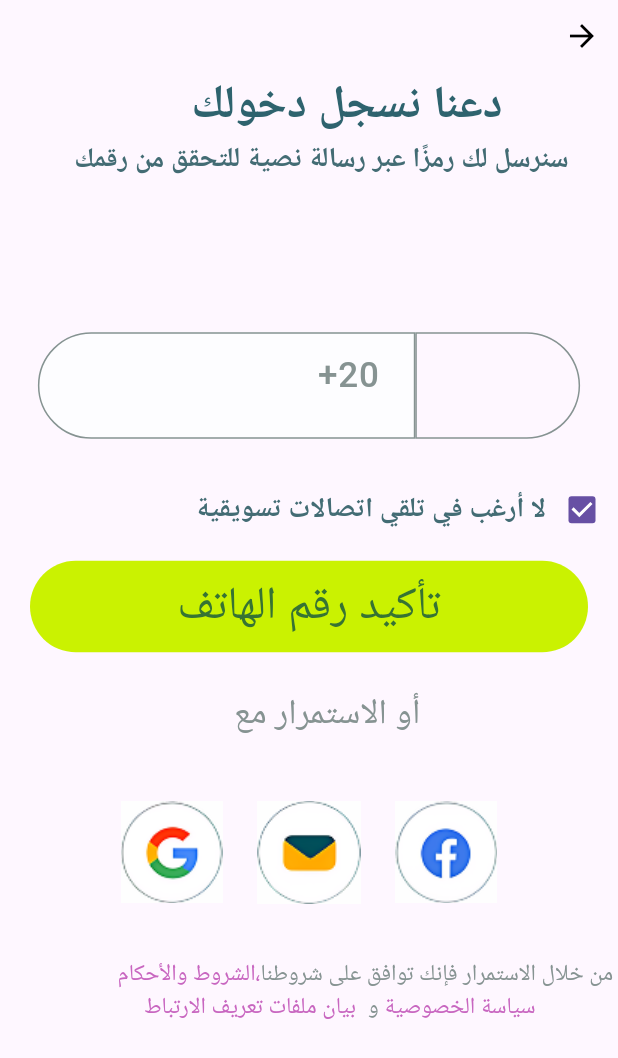
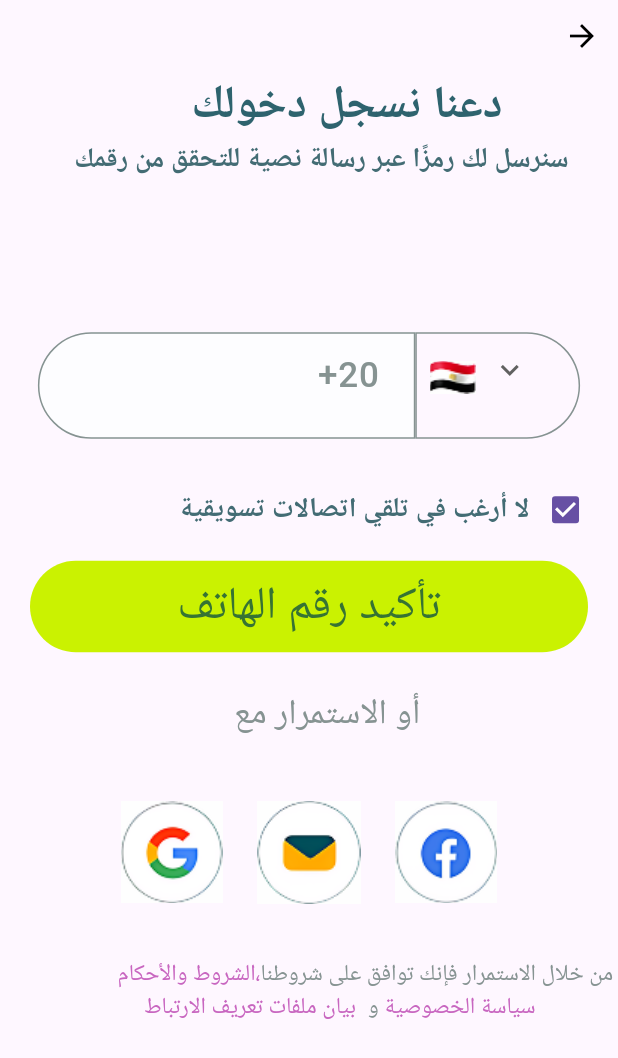
Before and after one commit to Lamiaa21-3/Ahdaitak, a Flutter app: the screen it shows after launch, on a phone screen of 412 x 824 dp. Shown: the top 1058 px of the screen. Run offline on Flutter 3.47's test engine with Material 3 defaults, Android fonts, the phone set to English and light mode, and no system bars; our stand-ins replace flutter_screenutil, get_it.

Commit message:
login ui done

```diff
--- a/lib/core/widgets/row_number_field.dart
+++ b/lib/core/widgets/row_number_field.dart
@@ -3,9 +3,16 @@ import 'package:flutter_screenutil/flutter_screenutil.dart';
 
 import '../theming/color.dart';
 import 'app_text_form_field.dart';
+const List<String> list = <String>['assets/images/eygpt.png', 'Two', 'Three', 'Four'];
+class RowNumberField extends StatefulWidget {
+  const RowNumberField({super.key});
 
-class RowNumberField extends StatelessWidget {
-  const RowNumberField({super.key});
+  @override
+  State<RowNumberField> createState() => _RowNumberFieldState();
+}
+
+class _RowNumberFieldState extends State<RowNumberField> {
+  String dropdownValue = list.first;
 
   @override
   Widget build(BuildContext context) {
@@ -25,6 +32,32 @@ class RowNumberField extends StatelessWidget {
               ),
               border: Border.all(color: ColorManager.grey,width: 1,),
             ),
+            child: DropdownButton<String>(
+              value: dropdownValue,
+              icon: const Icon(Icons.keyboard_arrow_down),
+              elevation: 16,
+              underline: Container(height: 0, color: Colors.white),
+              onChanged: (String? value) {
+                setState(() {
+                  dropdownValue = value!;
+                });
+              },
+              items: list.map<DropdownMenuItem<String>>((String value) {
+                // Check if value looks like an image path
+                bool isImage = value.endsWith('.png') || value.endsWith('.jpg') || value.endsWith('.jpeg');
+
+                return DropdownMenuItem<String>(
+                  value: value,
+                  child: Padding(
+                    padding: const EdgeInsets.only(top: 10.0,left: 8),
+                    child: isImage
+                        ? Image.asset(value, width: 32, height: 32) // or use Row to add text
+                        : Text(value),
+                  ),
+                );
+              }).toList(),
+            )
+
             // child: Image.asset('name'),
 
           ),
--- a/lib/features/login/widgets/login_check_box_with_text.dart
+++ b/lib/features/login/widgets/login_check_box_with_text.dart
@@ -2,6 +2,7 @@
 
 
 import 'package:flutter/material.dart';
+import 'package:flutter_screenutil/flutter_screenutil.dart';
 
 import '../../../core/theming/styles.dart';
 
@@ -17,12 +18,15 @@ class _LoginCheckBoxWithTextState extends State<LoginCheckBoxWithText> {
 
   @override
   Widget build(BuildContext context) {
-    return Row(
+    return Padding(
+      padding:  EdgeInsets.only(right: 10.0.w),
+      child: Row(
         mainAxisAlignment: MainAxisAlignment.end,
         children: [
           Text('لا أرغب في تلقي اتصالات تسويقية',style: StylesManager.font23boldBlueBlod,),
           Checkbox(
             value: isChecked,
+
             onChanged: (bool? value) {
               setState(() {
                 isChecked = value;
@@ -31,6 +35,7 @@ class _LoginCheckBoxWithTextState extends State<LoginCheckBoxWithText> {
           ),
 
         ],
+      ),
     );
   }
 }
```
Also changed, not shown: assets/images/eygpt.png (added). Lines whose indentation alone changed are shown as unchanged.
